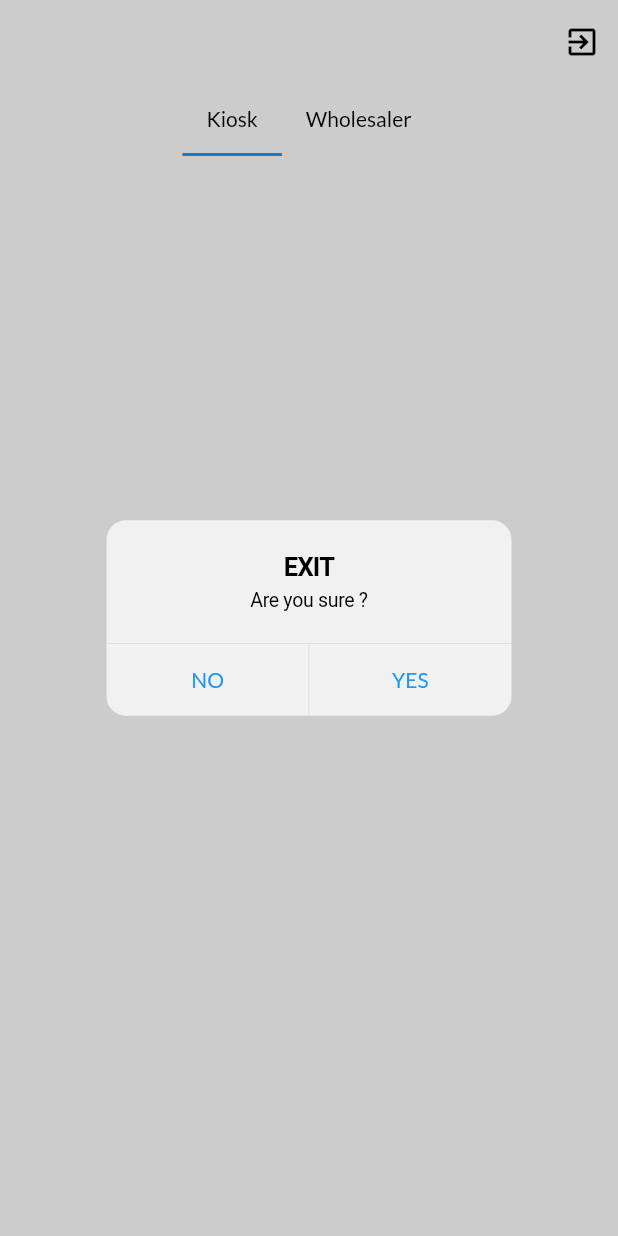
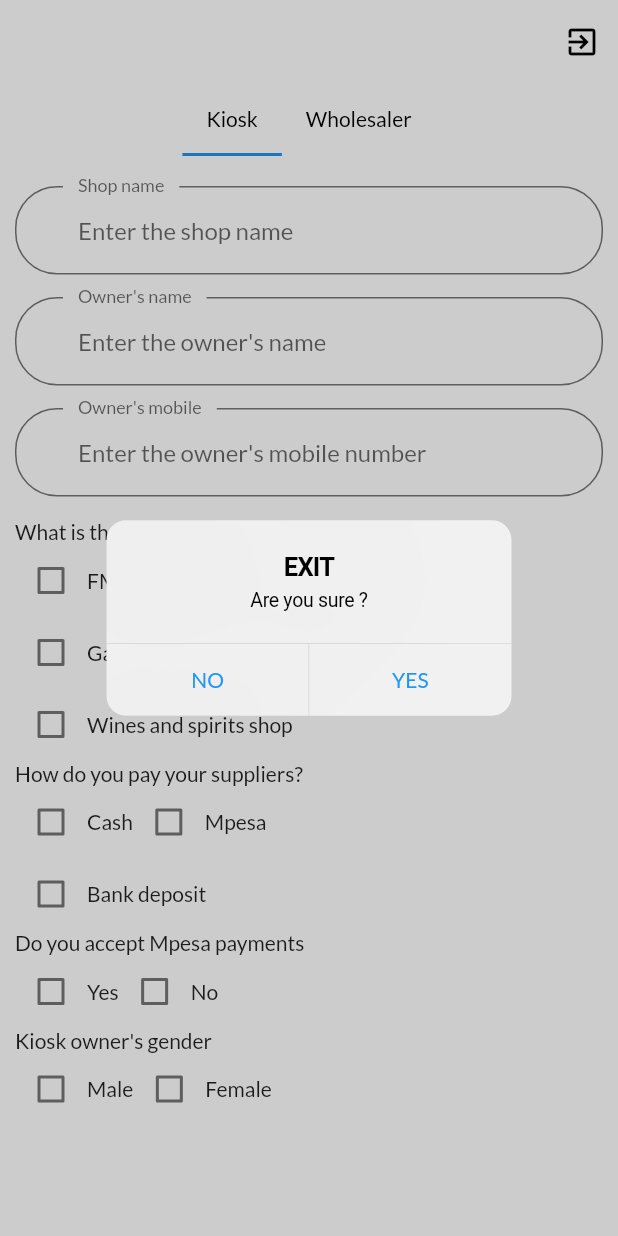
Before and after one commit to CarltonK/kweli_agents-fe, a Flutter app: the screen it shows once a user with an empty profile is signed in, after a tap on the "exit to app" icon, on a phone screen of 412 x 824 dp. Run offline on Flutter 3.47's test engine with Material 2 defaults, Android fonts, the phone set to English and light mode, and no system bars; our stand-ins replace cloud_firestore, firebase_auth, firebase_core, flutter_spinkit, flutter_svg, geolocator and 1 more; accounts and stored records are empty.

Commit message:
KS-165 #Sample kiosk form fields

```diff
--- a/lib/screens/home/kiosk_form.dart
+++ b/lib/screens/home/kiosk_form.dart
@@ -8,8 +8,173 @@ class KioskForm extends StatefulWidget {
 }
 
 class _KioskFormState extends State<KioskForm> {
+  bool isChecked = false;
   @override
   Widget build(BuildContext context) {
-    return Container();
+    return Padding(
+      padding: const EdgeInsets.only(left: 10, right: 10, top: 20),
+      child: ListView(
+        children: [
+          TextFormField(
+            decoration: const InputDecoration(
+              labelText: 'Shop name',
+              hintText: 'Enter the shop name',
+              floatingLabelBehavior: FloatingLabelBehavior.always,
+            ),
+          ),
+          const SizedBox(
+            height: 15,
+          ),
+          TextFormField(
+            decoration: const InputDecoration(
+              labelText: "Owner's name",
+              hintText: "Enter the owner's name",
+              floatingLabelBehavior: FloatingLabelBehavior.always,
+            ),
+          ),
+          const SizedBox(
+            height: 15,
+          ),
+          TextFormField(
+            decoration: const InputDecoration(
+              labelText: "Owner's mobile",
+              hintText: "Enter the owner's mobile number",
+              floatingLabelBehavior: FloatingLabelBehavior.always,
+            ),
+          ),
+          const SizedBox(
+            height: 15,
+          ),
+          const Text("What is the kiosk's nature?"),
+          Row(
+            children: [
+              Checkbox(
+                  value: isChecked,
+                  onChanged: (bool? value) {
+                    setState(() {
+                      isChecked = value!;
+                    });
+                  }),
+              const Text('FMCG goods'),
+              Checkbox(
+                  value: isChecked,
+                  onChanged: (bool? value) {
+                    setState(() {
+                      isChecked = value!;
+                    });
+                  }),
+              const Text('Food Kibandaski'),
+            ],
+          ),
+          Row(
+            children: [
+              Checkbox(
+                  value: isChecked,
+                  onChanged: (bool? value) {
+                    setState(() {
+                      isChecked = value!;
+                    });
+                  }),
+              const Text('Gas outlet'),
+              Checkbox(
+                  value: isChecked,
+                  onChanged: (bool? value) {
+                    setState(() {
+                      isChecked = value!;
+                    });
+                  }),
+              const Text('Mama Mboga'),
+            ],
+          ),
+          Row(
+            children: [
+              Checkbox(
+                  value: isChecked,
+                  onChanged: (bool? value) {
+                    setState(() {
+                      isChecked = value!;
+                    });
+                  }),
+              const Text('Wines and spirits shop'),
+            ],
+          ),
+          const Text('How do you pay your suppliers?'),
+          Row(
+            children: [
+              Checkbox(
+                  value: isChecked,
+                  onChanged: (bool? value) {
+                    setState(() {
+                      isChecked = value!;
+                    });
+                  }),
+              const Text('Cash'),
+              Checkbox(
+                  value: isChecked,
+                  onChanged: (bool? value) {
+                    setState(() {
+                      isChecked = value!;
+                    });
+                  }),
+              const Text('Mpesa'),
+            ],
+          ),
+          Row(
+            children: [
+              Checkbox(
+                  value: isChecked,
+                  onChanged: (bool? value) {
+                    setState(() {
+                      isChecked = value!;
+                    });
+                  }),
+              const Text('Bank deposit'),
+            ],
+          ),
+          const Text('Do you accept Mpesa payments'),
+          Row(
+            children: [
+              Checkbox(
+                  value: isChecked,
+                  onChanged: (bool? value) {
+                    setState(() {
+                      isChecked = value!;
+                    });
+                  }),
+              const Text('Yes'),
+              Checkbox(
+                  value: isChecked,
+                  onChanged: (bool? value) {
+                    setState(() {
+                      isChecked = value!;
+                    });
+                  }),
+              const Text('No'),
+            ],
+          ),
+          const Text("Kiosk owner's gender"),
+          Row(
+            children: [
+              Checkbox(
+                  value: isChecked,
+                  onChanged: (bool? value) {
+                    setState(() {
+                      isChecked = value!;
+                    });
+                  }),
+              const Text('Male'),
+              Checkbox(
+                  value: isChecked,
+                  onChanged: (bool? value) {
+                    setState(() {
+                      isChecked = value!;
+                    });
+                  }),
+              const Text('Female'),
+            ],
+          ),
+        ],
+      ),
+    );
   }
 }
```
